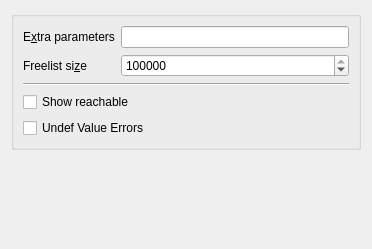
Before: the Qt Designer form tools/memcheck/configpage.ui in KDE/kdev-valgrind, drawn with Qt 5.
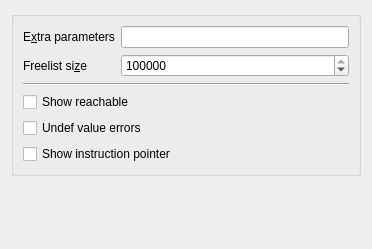
After: the same form once the commit is applied.

Commit message: Memcheck fixes: config cleanup; adding ability to show instruction pointer in the problems view

Diff of the .ui file:
```diff
--- a/tools/memcheck/configpage.ui
+++ b/tools/memcheck/configpage.ui
@@ -91,13 +91,20 @@
          <string>Controls whether Memcheck reports uses of undefined value errors.</string>
         </property>
         <property name="text">
-         <string>Undef Value Errors</string>
+         <string>Undef value errors</string>
         </property>
         <property name="checked">
          <bool>false</bool>
         </property>
        </widget>
       </item>
+      <item>
+       <widget class="QCheckBox" name="showInstructionPointer">
+        <property name="text">
+         <string>Show instruction pointer</string>
+        </property>
+       </widget>
+      </item>
      </layout>
     </widget>
    </item>
```
Left out of the diff: 11 changed lines with no effect on the pictures. The commit also changes 5 other files.
